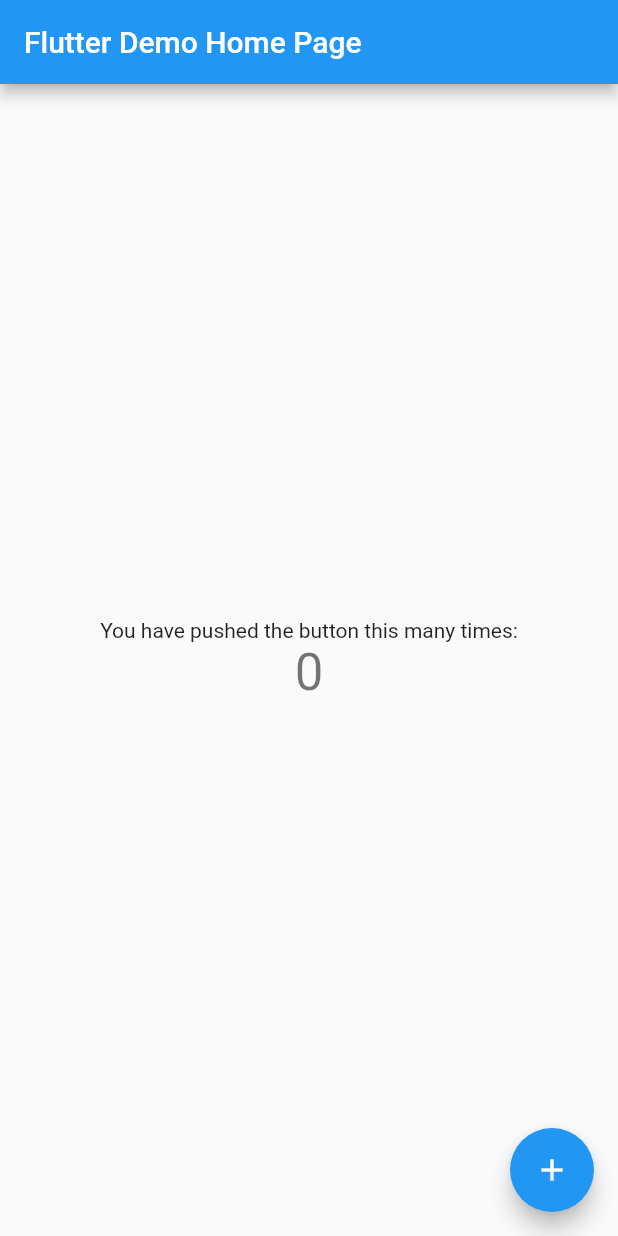
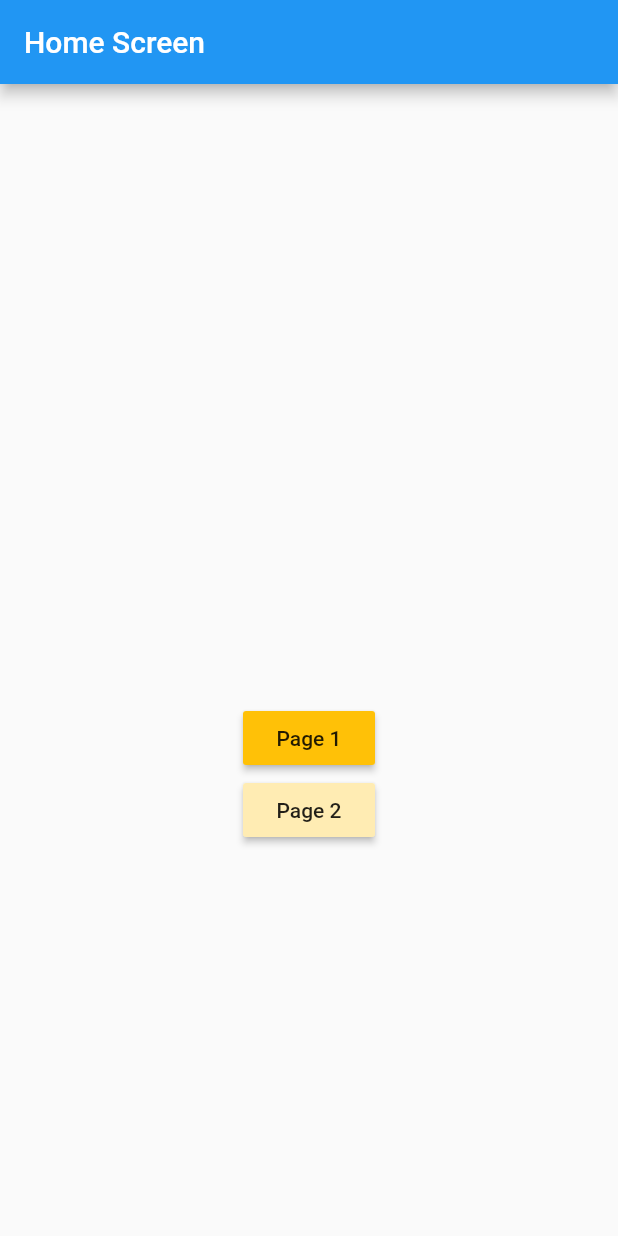
Before and after one commit to aphiratnimanussonkul/voc, a Flutter app: the screen it shows after launch, on a phone screen of 412 x 824 dp. Run offline on Flutter 3.47's test engine with Material 2 defaults, Android fonts, the phone set to English and light mode, and no system bars; our stand-ins replace get.

Commit message:
วางโครงสร้้าง  app

```diff
--- a/lib/main.dart
+++ b/lib/main.dart
@@ -1,117 +1,53 @@
 import 'package:flutter/material.dart';
+import 'package:get/route_manager.dart';
+import 'package:voc/routes.dart';
 
 void main() {
   runApp(MyApp());
 }
 
-class MyApp extends StatelessWidget {
-  // This widget is the root of your application.
+class MyApp extends StatefulWidget {
   @override
-  Widget build(BuildContext context) {
-    return MaterialApp(
-      title: 'Flutter Demo',
-      theme: ThemeData(
-        // This is the theme of your application.
-        //
-        // Try running your application with "flutter run". You'll see the
-        // application has a blue toolbar. Then, without quitting the app, try
-        // changing the primarySwatch below to Colors.green and then invoke
-        // "hot reload" (press "r" in the console where you ran "flutter run",
-        // or simply save your changes to "hot reload" in a Flutter IDE).
-        // Notice that the counter didn't reset back to zero; the application
-        // is not restarted.
-        primarySwatch: Colors.blue,
-        // This makes the visual density adapt to the platform that you run
-        // the app on. For desktop platforms, the controls will be smaller and
-        // closer together (more dense) than on mobile platforms.
-        visualDensity: VisualDensity.adaptivePlatformDensity,
-      ),
-      home: MyHomePage(title: 'Flutter Demo Home Page'),
-    );
-  }
+  _MyAppState createState() => new _MyAppState();
 }
 
-class MyHomePage extends StatefulWidget {
-  MyHomePage({Key key, this.title}) : super(key: key);
+class _MyAppState extends State<MyApp> {
+  @override
+  void initState() {
+    super.initState();
+  }
 
-  // This widget is the home page of your application. It is stateful, meaning
-  // that it has a State object (defined below) that contains fields that affect
-  // how it looks.
+  _getPathRoute() async {
+    return Routes.rooted;
+  }
 
-  // This class is the configuration for the state. It holds the values (in this
-  // case the title) provided by the parent (in this case the App widget) and
-  // used by the build method of the State. Fields in a Widget subclass are
-  // always marked "final".
-
-  final String title;
-
-  @override
-  _MyHomePageState createState() => _MyHomePageState();
-}
-
-class _MyHomePageState extends State<MyHomePage> {
-  int _counter = 0;
-
-  void _incrementCounter() {
-    setState(() {
-      // This call to setState tells the Flutter framework that something has
-      // changed in this State, which causes it to rerun the build method below
-      // so that the display can reflect the updated values. If we changed
-      // _counter without calling setState(), then the build method would not be
-      // called again, and so nothing would appear to happen.
-      _counter++;
-    });
+  GetMaterialApp _buildGetMaterialApp(String rootPath) {
+    return GetMaterialApp(
+      debugShowCheckedModeBanner: false,
+        getPages: Routes.pages,
+        initialRoute: rootPath,
+        transitionDuration: Duration(milliseconds: 200),
+        builder: (context, child) {
+          return ScrollConfiguration(
+            behavior: ScrollBehavior(),
+            child: Scaffold(
+              body: child,
+            ),
+          );
+        });
   }
 
   @override
   Widget build(BuildContext context) {
-    // This method is rerun every time setState is called, for instance as done
-    // by the _incrementCounter method above.
-    //
-    // The Flutter framework has been optimized to make rerunning build methods
-    // fast, so that you can just rebuild anything that needs updating rather
-    // than having to individually change instances of widgets.
-    return Scaffold(
-      appBar: AppBar(
-        // Here we take the value from the MyHomePage object that was created by
-        // the App.build method, and use it to set our appbar title.
-        title: Text(widget.title),
-      ),
-      body: Center(
-        // Center is a layout widget. It takes a single child and positions it
-        // in the middle of the parent.
-        child: Column(
-          // Column is also a layout widget. It takes a list of children and
-          // arranges them vertically. By default, it sizes itself to fit its
-          // children horizontally, and tries to be as tall as its parent.
-          //
-          // Invoke "debug painting" (press "p" in the console, choose the
-          // "Toggle Debug Paint" action from the Flutter Inspector in Android
-          // Studio, or the "Toggle Debug Paint" command in Visual Studio Code)
-          // to see the wireframe for each widget.
-          //
-          // Column has various properties to control how it sizes itself and
-          // how it positions its children. Here we use mainAxisAlignment to
-          // center the children vertically; the main axis here is the vertical
-          // axis because Columns are vertical (the cross axis would be
-          // horizontal).
-          mainAxisAlignment: MainAxisAlignment.center,
-          children: <Widget>[
-            Text(
-              'You have pushed the button this many times:',
-            ),
-            Text(
-              '$_counter',
-              style: Theme.of(context).textTheme.headline4,
-            ),
-          ],
-        ),
-      ),
-      floatingActionButton: FloatingActionButton(
-        onPressed: _incrementCounter,
-        tooltip: 'Increment',
-        child: Icon(Icons.add),
-      ), // This trailing comma makes auto-formatting nicer for build methods.
-    );
+    return FutureBuilder(
+        future: _getPathRoute(),
+        builder: (BuildContext context, AsyncSnapshot snapshot) {
+          if (snapshot.hasData) {
+            return _buildGetMaterialApp(snapshot.data);
+          }
+          return Center(
+            child: CircularProgressIndicator(),
+          );
+        });
   }
 }
--- /dev/null
+++ b/lib/screen/home.dart
@@ -0,0 +1,42 @@
+import 'package:flutter/cupertino.dart';
+import 'package:flutter/material.dart';
+import 'package:get/get.dart';
+import 'package:voc/routes.dart';
+
+class HomeScreen extends StatefulWidget {
+  @override
+  _HomeScreenState createState() => _HomeScreenState();
+}
+
+class _HomeScreenState extends State<HomeScreen> {
+  @override
+  Widget build(BuildContext context) {
+    return Scaffold(
+      appBar: AppBar(
+        title: Text("Home Screen"),
+      ),
+      body: Container(
+        padding: EdgeInsets.only(top: MediaQuery.of(context).size.height * 0.5),
+        width: MediaQuery.of(context).size.width,
+        child: Column(
+          children: [
+            RaisedButton(
+              child: Text("Page 1"),
+              onPressed: () {
+                Get.toNamed(Routes.page1);
+              },
+              color: Colors.amber,
+            ),
+            RaisedButton(
+              child: Text("Page 2"),
+              onPressed: () {
+                Get.toNamed(Routes.page2);
+              },
+              color: Colors.amber[100],
+            )
+          ],
+        ),
+      ),
+    );
+  }
+}
```
Also changed, not shown: lib/screen/page1.dart (added, +34 -0 lines), lib/screen/page2.dart (added, +34 -0 lines).
